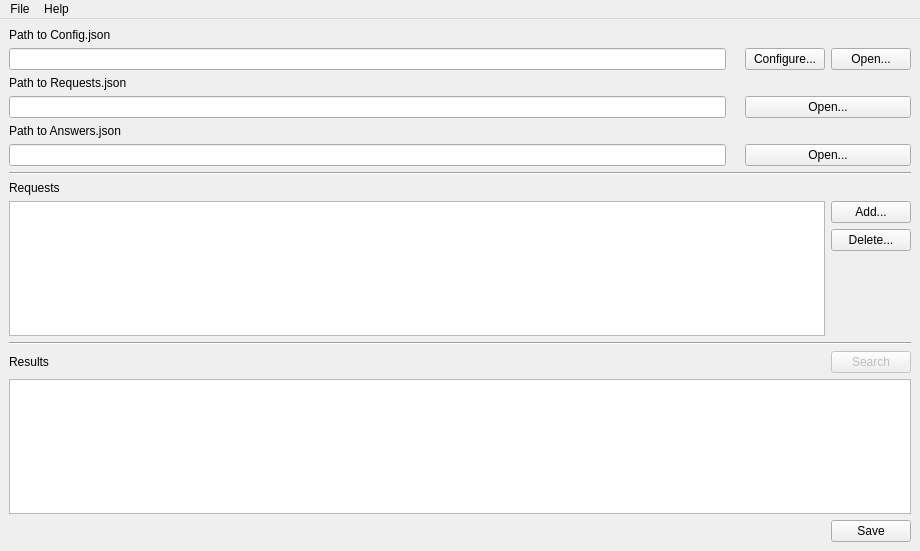
The window that GUI/mainwindow.ui (Parallel1986/Search-Engine) describes before a commit, drawn with Qt 5.
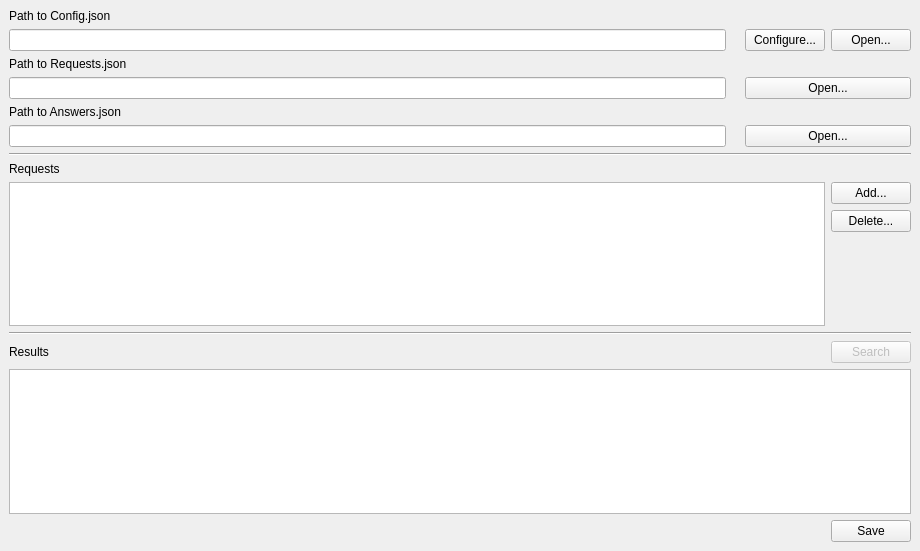
The same window after the commit. Icons and pictures are not drawn.

The edit to the form file:
```diff
--- a/GUI/mainwindow.ui
+++ b/GUI/mainwindow.ui
@@ -228,34 +228,6 @@
     </item>
    </layout>
   </widget>
-  <widget class="QMenuBar" name="menubar">
-   <property name="geometry">
-    <rect>
-     <x>0</x>
-     <y>0</y>
-     <width>920</width>
-     <height>21</height>
-    </rect>
-   </property>
-   <widget class="QMenu" name="menuFile">
-    <property name="title">
-     <string>File</string>
-    </property>
-    <addaction name="actionOpen_Config_json"/>
-    <addaction name="actionOpen_Requests_json"/>
-    <addaction name="actionSave_Answers_json"/>
-    <addaction name="separator"/>
-    <addaction name="actionExit"/>
-   </widget>
-   <widget class="QMenu" name="menuHelp">
-    <property name="title">
-     <string>Help</string>
-    </property>
-    <addaction name="actionabout"/>
-   </widget>
-   <addaction name="menuFile"/>
-   <addaction name="menuHelp"/>
-  </widget>
   <action name="actionOpen_Config_json">
    <property name="icon">
     <iconset theme="document-open">
```
